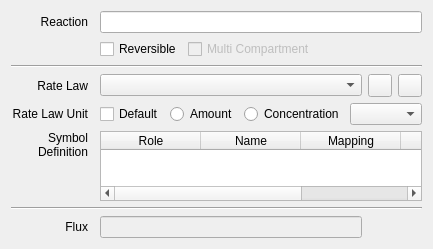
copasi/COPASI, file copasi/UI/ReactionsWidget1.ui: the form before one commit.
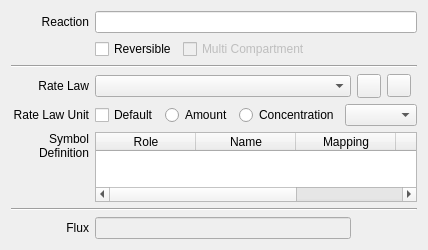
The form after the commit. Custom widgets are drawn as their Qt base class.

Commit message:
- issue 2355: ratelaw combobox was no longer connected to slot     also renamed elements so as to more readily find them in code
Conflicts:
	copasi/UI/ReactionsWidget1.cpp
	copasi/UI/ReactionsWidget1.ui

The edit to the form file:
```diff
--- a/copasi/UI/ReactionsWidget1.ui
+++ b/copasi/UI/ReactionsWidget1.ui
@@ -21,7 +21,7 @@
    <rect>
     <x>0</x>
     <y>0</y>
-    <width>432</width>
+    <width>428</width>
     <height>238</height>
    </rect>
   </property>
@@ -54,138 +54,8 @@
      </property>
     </widget>
    </item>
-   <item row="0" column="2" colspan="3">
-    <widget class="MyLineEdit" name="LineEdit2"/>
-   </item>
-   <item row="1" column="2" colspan="3">
-    <layout class="QHBoxLayout" name="horizontalLayout">
-     <item>
-      <widget class="QCheckBox" name="CheckBox">
-       <property name="text">
-        <string>Reversible</string>
-       </property>
-      </widget>
-     </item>
-     <item>
-      <widget class="QCheckBox" name="mpMultiCompartment">
-       <property name="enabled">
-        <bool>false</bool>
-       </property>
-       <property name="text">
-        <string>Multi Compartment</string>
-       </property>
-       <property name="checkable">
-        <bool>true</bool>
-       </property>
-      </widget>
-     </item>
-     <item>
-      <spacer name="horizontalSpacer">
-       <property name="orientation">
-        <enum>Qt::Horizontal</enum>
-       </property>
-       <property name="sizeHint" stdset="0">
-        <size>
-         <width>40</width>
-         <height>20</height>
-        </size>
-       </property>
-      </spacer>
-     </item>
-    </layout>
-   </item>
-   <item row="2" column="0" colspan="5">
-    <widget class="Line" name="line">
-     <property name="orientation">
-      <enum>Qt::Horizontal</enum>
-     </property>
-    </widget>
-   </item>
-   <item row="3" column="0">
-    <widget class="QLabel" name="TextLabel6">
-     <property name="sizePolicy">
-      <sizepolicy hsizetype="Preferred" vsizetype="Minimum">
-       <horstretch>0</horstretch>
-       <verstretch>0</verstretch>
-      </sizepolicy>
-     </property>
-     <property name="text">
-      <string>Rate Law</string>
-     </property>
-     <property name="alignment">
-      <set>Qt::AlignRight|Qt::AlignTrailing|Qt::AlignVCenter</set>
-     </property>
-     <property name="wordWrap">
-      <bool>false</bool>
-     </property>
-    </widget>
-   </item>
-   <item row="3" column="2">
-    <widget class="QComboBox" name="ComboBox1">
-     <property name="sizePolicy">
-      <sizepolicy hsizetype="MinimumExpanding" vsizetype="Fixed">
-       <horstretch>0</horstretch>
-       <verstretch>0</verstretch>
-      </sizepolicy>
-     </property>
-     <property name="sizeAdjustPolicy">
-      <enum>QComboBox::AdjustToMinimumContentsLength</enum>
-     </property>
-    </widget>
-   </item>
-   <item row="3" column="3">
-    <widget class="QToolButton" name="newKinetics">
-     <property name="maximumSize">
-      <size>
-       <width>16777215</width>
-       <height>16777215</height>
-      </size>
-     </property>
-     <property name="toolTip">
-      <string>&lt;html&gt;&lt;head/&gt;&lt;body&gt;&lt;p&gt;Add Rate Law&lt;/p&gt;&lt;/body&gt;&lt;/html&gt;</string>
-     </property>
-     <property name="text">
-      <string/>
-     </property>
-    </widget>
-   </item>
-   <item row="3" column="4">
-    <widget class="QToolButton" name="editKinetics">
-     <property name="maximumSize">
-      <size>
-       <width>16777215</width>
-       <height>16777215</height>
-      </size>
-     </property>
-     <property name="toolTip">
-      <string>&lt;html&gt;&lt;head/&gt;&lt;body&gt;&lt;p&gt;Edit Rate Law&lt;/p&gt;&lt;/body&gt;&lt;/html&gt;</string>
-     </property>
-     <property name="text">
-      <string/>
-     </property>
-    </widget>
-   </item>
-   <item row="4" column="0">
-    <widget class="QLabel" name="TextLabel6_2">
-     <property name="sizePolicy">
-      <sizepolicy hsizetype="Preferred" vsizetype="Minimum">
-       <horstretch>0</horstretch>
-       <verstretch>0</verstretch>
-      </sizepolicy>
-     </property>
-     <property name="text">
-      <string>Rate Law Unit</string>
-     </property>
-     <property name="alignment">
-      <set>Qt::AlignRight|Qt::AlignTrailing|Qt::AlignVCenter</set>
-     </property>
-     <property name="wordWrap">
-      <bool>false</bool>
-     </property>
-    </widget>
-   </item>
-   <item row="5" column="0">
-    <widget class="QLabel" name="TextLabel7">
+   <item row="7" column="0">
+    <widget class="QLabel" name="mpLblSymbolDefinition">
      <property name="sizePolicy">
       <sizepolicy hsizetype="Preferred" vsizetype="Minimum">
        <horstretch>0</horstretch>
@@ -206,8 +76,8 @@
      </property>
     </widget>
    </item>
-   <item row="5" column="2" colspan="3">
-    <widget class="ParameterTable" name="table">
+   <item row="7" column="1" colspan="4">
+    <widget class="ParameterTable" name="mpParameterMapping">
      <property name="selectionBehavior">
       <enum>QAbstractItemView::SelectRows</enum>
      </property>
@@ -250,8 +120,84 @@
      </column>
     </widget>
    </item>
-   <item row="6" column="0" colspan="5">
+   <item row="2" column="0" colspan="5">
     <widget class="Line" name="mpLine1">
+     <property name="orientation">
+      <enum>Qt::Horizontal</enum>
+     </property>
+    </widget>
+   </item>
+   <item row="1" column="1" colspan="4">
+    <layout class="QHBoxLayout" name="horizontalLayout">
+     <item>
+      <widget class="QCheckBox" name="mpChkReversible">
+       <property name="text">
+        <string>Reversible</string>
+       </property>
+      </widget>
+     </item>
+     <item>
+      <widget class="QCheckBox" name="mpMultiCompartment">
+       <property name="enabled">
+        <bool>false</bool>
+       </property>
+       <property name="text">
+        <string>Multi Compartment</string>
+       </property>
+       <property name="checkable">
+        <bool>true</bool>
+       </property>
+      </widget>
+     </item>
+     <item>
+      <spacer name="horizontalSpacer">
+       <property name="orientation">
+        <enum>Qt::Horizontal</enum>
+       </property>
+       <property name="sizeHint" stdset="0">
+        <size>
+         <width>40</width>
+         <height>20</height>
+        </size>
+       </property>
+      </spacer>
+     </item>
+    </layout>
+   </item>
+   <item row="9" column="1">
+    <widget class="QLineEdit" name="mpEditFlux">
+     <property name="enabled">
+      <bool>false</bool>
+     </property>
+     <property name="sizePolicy">
+      <sizepolicy hsizetype="MinimumExpanding" vsizetype="Fixed">
+       <horstretch>0</horstretch>
+       <verstretch>0</verstretch>
+      </sizepolicy>
+     </property>
+    </widget>
+   </item>
+   <item row="9" column="0">
+    <widget class="QLabel" name="mpLblFlux">
+     <property name="sizePolicy">
+      <sizepolicy hsizetype="Preferred" vsizetype="Preferred">
+       <horstretch>0</horstretch>
+       <verstretch>0</verstretch>
+      </sizepolicy>
+     </property>
+     <property name="text">
+      <string>Flux</string>
+     </property>
+     <property name="alignment">
+      <set>Qt::AlignRight|Qt::AlignTrailing|Qt::AlignVCenter</set>
+     </property>
+     <property name="wordWrap">
+      <bool>false</bool>
+     </property>
+    </widget>
+   </item>
+   <item row="8" column="0" colspan="5">
+    <widget class="Line" name="mpLine2">
      <property name="frameShape">
       <enum>QFrame::HLine</enum>
      </property>
@@ -260,16 +206,51 @@
      </property>
     </widget>
    </item>
-   <item row="7" column="0">
-    <widget class="QLabel" name="TextLabel8">
+   <item row="4" column="2">
+    <widget class="QToolButton" name="mpBtnEditFunction">
+     <property name="minimumSize">
+      <size>
+       <width>24</width>
+       <height>24</height>
+      </size>
+     </property>
+     <property name="maximumSize">
+      <size>
+       <width>24</width>
+       <height>24</height>
+      </size>
+     </property>
+     <property name="toolTip">
+      <string>edit function</string>
+     </property>
+     <property name="text">
+      <string/>
+     </property>
+    </widget>
+   </item>
+   <item row="4" column="1">
+    <widget class="QComboBox" name="mpCmbRateLaw">
      <property name="sizePolicy">
-      <sizepolicy hsizetype="Preferred" vsizetype="Preferred">
+      <sizepolicy hsizetype="MinimumExpanding" vsizetype="Fixed">
        <horstretch>0</horstretch>
        <verstretch>0</verstretch>
       </sizepolicy>
      </property>
+     <property name="sizeAdjustPolicy">
+      <enum>QComboBox::AdjustToMinimumContentsLength</enum>
+     </property>
+    </widget>
+   </item>
+   <item row="4" column="0">
+    <widget class="QLabel" name="mpLblRateLaw">
+     <property name="sizePolicy">
+      <sizepolicy hsizetype="Preferred" vsizetype="Minimum">
+       <horstretch>0</horstretch>
+       <verstretch>0</verstretch>
+      </sizepolicy>
+     </property>
      <property name="text">
-      <string>Flux</string>
+      <string>Rate Law</string>
      </property>
      <property name="alignment">
       <set>Qt::AlignRight|Qt::AlignTrailing|Qt::AlignVCenter</set>
@@ -279,20 +260,29 @@
      </property>
     </widget>
    </item>
-   <item row="7" column="2">
-    <widget class="QLineEdit" name="LineEdit3">
-     <property name="enabled">
-      <bool>false</bool>
-     </property>
+   <item row="5" column="0">
+    <widget class="QLabel" name="mpLblRateLawUnit">
      <property name="sizePolicy">
-      <sizepolicy hsizetype="MinimumExpanding" vsizetype="Preferred">
+      <sizepolicy hsizetype="Preferred" vsizetype="Minimum">
        <horstretch>0</horstretch>
        <verstretch>0</verstretch>
       </sizepolicy>
      </property>
+     <property name="text">
+      <string>Rate Law Unit</string>
+     </property>
+     <property name="alignment">
+      <set>Qt::AlignRight|Qt::AlignTrailing|Qt::AlignVCenter</set>
+     </property>
+     <property name="wordWrap">
+      <bool>false</bool>
+     </property>
     </widget>
    </item>
-   <item row="4" column="2" colspan="3">
+   <item row="0" column="1" colspan="4">
+    <widget class="MyLineEdit" name="mpEditReactionScheme"/>
+   </item>
+   <item row="5" column="1" colspan="4">
     <layout class="QHBoxLayout" name="horizontalLayout_2">
      <item>
       <widget class="QCheckBox" name="mpDefaultUnit">
@@ -327,6 +317,22 @@
      </item>
     </layout>
    </item>
+   <item row="4" column="3">
+    <widget class="QToolButton" name="mpBtnNewFunction">
+     <property name="maximumSize">
+      <size>
+       <width>16777215</width>
+       <height>16777215</height>
+      </size>
+     </property>
+     <property name="toolTip">
+      <string>&lt;html&gt;&lt;head/&gt;&lt;body&gt;&lt;p&gt;Edit Rate Law&lt;/p&gt;&lt;/body&gt;&lt;/html&gt;</string>
+     </property>
+     <property name="text">
+      <string/>
+     </property>
+    </widget>
+   </item>
   </layout>
  </widget>
  <layoutdefault spacing="6" margin="11"/>
```
Left out of the diff: 120 changed lines with no effect on the pictures. The commit also changes 1 other file.
